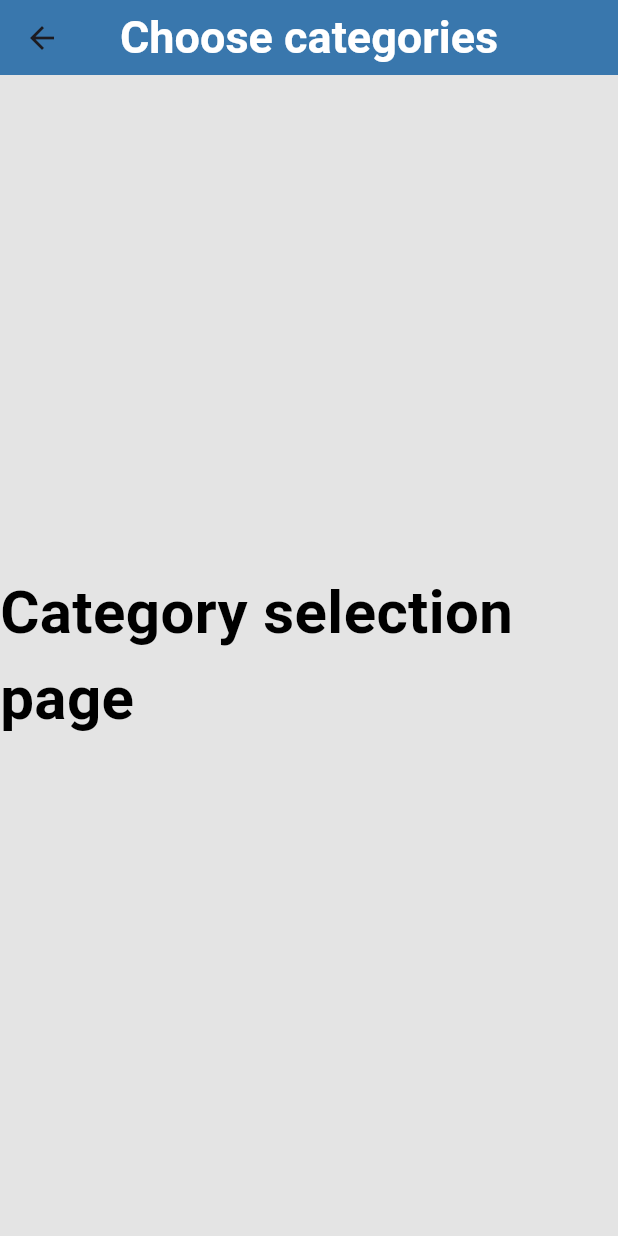
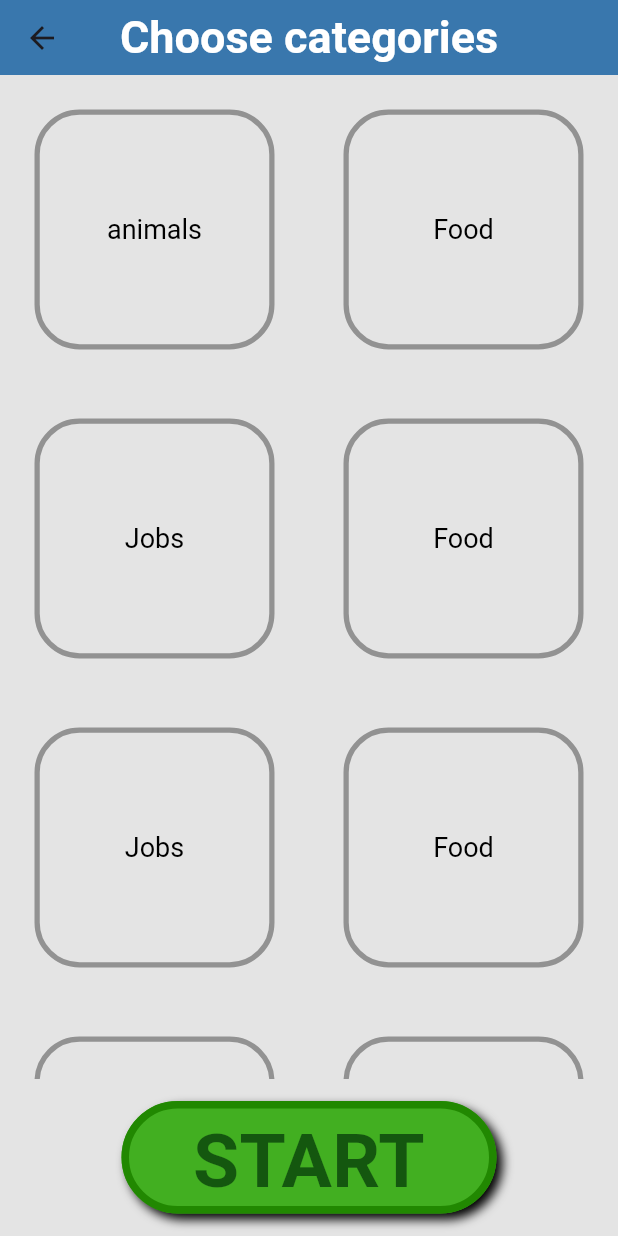
Before and after one commit to karas3/Flutter-Imposter-game, a Flutter app: the screen it shows after launch, item 2 of the bottom bar chosen, after a tap on the "close" icon, after a tap on "START", on a phone screen of 412 x 824 dp. Run offline on Flutter 3.47's test engine with Material 3 defaults, Android fonts, the phone set to English and light mode, and no system bars.

Commit message:
Added category selection page

```diff
--- a/lib/src/UIElements/customBottomNavigationBar.dart
+++ b/lib/src/UIElements/customBottomNavigationBar.dart
@@ -17,6 +17,9 @@ class _CustomBottomNavigationBarState extends State<CustomBottomNavigationBar> {
   @override
   Widget build(BuildContext context) {
     return BottomNavigationBar(
+      selectedFontSize: 16,
+      unselectedFontSize: 12,
+      selectedItemColor: Colors.blueAccent,
       currentIndex: widget.selectedIndex,
         onTap: (index) {
             widget.pageController.animateToPage(
--- /dev/null
+++ b/lib/src/categorySelection/categorySelection.dart
@@ -0,0 +1,60 @@
+class Category {
+  final int _id;
+  final String _name;
+  bool _selected = false;
+  List<String> _words;
+  List<String> _hints;
+
+  Category(
+    this._id,
+    this._name,
+    this._words,
+    this._hints,
+  );
+
+//==================================    getters   ==================================
+  String getName() {
+    return this._name;
+  }
+  int getId() {
+    return this._id;
+  }
+  bool getSelected() {
+    return this._selected;
+  }
+
+//==================================    setters  ==================================
+  void setSelected(bool selected) {
+    _selected = selected;
+  }
+}
+
+List<Category> categories = [
+  Category(1, "animals",
+    ["Elephant", "Dog", "Cat", "Fly", "Frog", "Ant", "Fish", "Whale", "Lion", "Horse", "Shark", "Tiger", "Monkey", "Lizard", "Snake"],
+    ["Big", "Friend", "Friend", "Annoying", "Swamp", "Small", "Water", "Water", "King", "Fast", "blood", "Stripes", "human", "Dragon", "Poison"]),
+  Category(2, "Food",
+    [],
+    []),
+  Category(3, "Jobs",
+    [],
+    []),
+  Category(4, "Food",
+    [],
+    []),
+  Category(5, "Jobs",
+    [],
+    []),
+  Category(6, "Food",
+    [],
+    []),
+  Category(7, "Jobs",
+    [],
+    []),
+  Category(8, "Food",
+    [],
+    []),
+  Category(9, "Jobs",
+    [],
+    []),
+];
--- /dev/null
+++ b/lib/src/categorySelection/categorySelectionPage.dart
@@ -0,0 +1,47 @@
+import 'package:flutter/material.dart';
+
+import '../UIElements/customAppBar.dart';
+import 'categorySelection.dart';
+import 'categorySelectionUI.dart';
+import '../lobby/lobbyUI.dart' show StartButton;
+
+
+class CategorySelectionPage extends StatefulWidget {
+  const CategorySelectionPage({super.key});
+
+  @override
+  State<CategorySelectionPage> createState() => _CategorySelectionPageState();
+}
+
+class _CategorySelectionPageState extends State<CategorySelectionPage> {
+  @override
+  Widget build(BuildContext context) {
+    return Scaffold(
+      appBar: CustomAppBar(title: "Choose categories"),
+
+      body: Column(
+        children: [
+          Flexible(
+            child: GridView.count(
+              crossAxisCount: 2,  // 2 columns
+              children: List.generate(categories.length, (index) {  // Generate 100 widgets that display their index in the list.
+                return Center(
+                  child: CategoryButton(
+                    category: categories[index].getName(),
+                    selected: categories[index].getSelected(),
+                    setSelectedCallback: () {
+                      setState(() {
+                        categories[index].getSelected() ? categories[index].setSelected(false) : categories[index].setSelected(true);
+                      });
+                    },
+                  ),
+                );
+              }),
+            ),
+          ),
+          StartButton(nextPage: CategorySelectionPage())  //For now placeholder which routes to itself
+        ],
+      ),
+    );
+  }
+}
--- /dev/null
+++ b/lib/src/categorySelection/categorySelectionUI.dart
@@ -0,0 +1,58 @@
+import 'package:flutter/material.dart';
+
+class CategoryButton extends StatefulWidget {
+  final String category;
+  final Function setSelectedCallback;
+  final bool selected;
+
+  const CategoryButton({
+    required this.category,
+    required this.setSelectedCallback,
+    required this.selected,
+  });
+
+  @override
+  State<CategoryButton> createState() => _categoryButtonState();
+}
+
+class _categoryButtonState extends State<CategoryButton> {
+  final double size = 170;
+
+  @override
+  Widget build(BuildContext context) {
+    return AnimatedContainer(
+      duration: Duration(milliseconds: 300),
+      curve: Curves.easeInOut,                     // animation curve
+      width: widget.selected ? size : size - 10,                  // animated width
+      height: widget.selected ? size : size - 10,
+      decoration: BoxDecoration(
+        color: widget.selected ? Color.fromARGB(101, 0, 174, 255) : Colors.transparent,
+        borderRadius: BorderRadius.all(Radius.circular(30)),
+        border: Border.all(
+            color: widget.selected ? const Color.fromARGB(255, 34, 116, 141) :  Color.fromARGB(255, 146, 146, 146),
+            width: 3.5,
+        ),
+      ),
+
+      child: TextButton(
+        onPressed: () {
+          widget.setSelectedCallback();
+        },
+        style: ButtonStyle(
+          overlayColor: WidgetStatePropertyAll(Colors.transparent),   // Deletes ugly purple circle which displays for a moment after button is clicked
+        ),
+        child: AnimatedDefaultTextStyle(
+          duration: Duration(milliseconds: 300),
+          curve: Curves.easeInOut,
+          style: TextStyle(
+            fontSize: widget.selected ? 20 : 18,
+          ),
+          child: Text(
+            widget.category,
+            style: TextStyle(color: Color.fromARGB(255, 0, 0, 0)),
+          ),
+        ),
+      ),
+    );
+  }
+}
--- a/lib/src/categorySelectionPage.dart
+++ /dev/null
@@ -1,26 +0,0 @@
-import 'package:flutter/material.dart';
-
-import 'UIElements/customAppBar.dart';
-
-class CategorySelectionPage extends StatefulWidget {
-  const CategorySelectionPage({super.key});
-
-  @override
-  State<CategorySelectionPage> createState() => _CategorySelectionPageState();
-}
-
-class _CategorySelectionPageState extends State<CategorySelectionPage> {
-  @override
-  Widget build(BuildContext context) {
-    return Scaffold(
-      appBar: CustomAppBar(title: "Choose categories"),
-
-      body: Center(
-        child: Text(
-          "Category selection page",
-          style: TextStyle(fontSize: 40, fontWeight: FontWeight.bold, color: Color.fromARGB(255, 0, 0, 0)),
-        ),
-      ),
-    );
-  }
-}
--- a/lib/src/lobby/lobby.dart
+++ b/lib/src/lobby/lobby.dart
@@ -26,7 +26,6 @@ class Lobby{
   }
 
 
-
   getPlayer(int index) {            // used to display list
     return _playerList[index];
   }
--- a/lib/src/lobby/lobbyPage.dart
+++ b/lib/src/lobby/lobbyPage.dart
@@ -3,6 +3,7 @@ import 'package:flutter/material.dart';
 import 'lobbyUI.dart';
 import 'lobby.dart';
 import '../UIElements/customAppBar.dart';
+import '../categorySelection/categorySelectionPage.dart';
 
 class Lobbypage extends StatefulWidget {
   final Lobby lobby;  //needs to be defined in main so data doesn't get wiped out while switching between pages in bottom navigation bar
@@ -35,10 +36,10 @@ class _LobbypageState extends State<Lobbypage> {
                     return LobbyPlayerInputTile(
                       controller: player.getController(),
                       color:  player.getColor(),
-                      id: index,                          //id for later removal
-                      removeCallbackFunction: (int id) {  //callback to rebuild the scene and delete one of input tiles
+                      id: index,                          //id
+                      removeCallbackFunction: () {  //callback to rebuild the scene and delete one of input tiles
                         setState(() {
-                          widget.lobby.removePlayer(id);
+                          widget.lobby.removePlayer(index);
                         });
                       },
                     );
@@ -58,7 +59,7 @@ class _LobbypageState extends State<Lobbypage> {
               ),
             ),
 
-            StartButton(),
+            StartButton(nextPage: CategorySelectionPage(),),
           ],
         ),
       ),
--- a/lib/src/lobby/lobbyUI.dart
+++ b/lib/src/lobby/lobbyUI.dart
@@ -1,5 +1,4 @@
 import 'package:flutter/material.dart';
-import '../categorySelectionPage.dart';
 
 class LobbyPlayerInputTile extends StatefulWidget {
   final Function removeCallbackFunction;
@@ -71,7 +70,7 @@ class LobbyPlayerInputTileState extends State<LobbyPlayerInputTile> {
 //==================================    Delete button   ==================================
                 OutlinedButton(
                   onPressed: () {
-                    widget.removeCallbackFunction(widget.id);
+                    widget.removeCallbackFunction();
                   },
                   style: ButtonStyle(
                     minimumSize: WidgetStatePropertyAll(Size.zero),
@@ -117,25 +116,38 @@ class AddPlayerButton extends StatelessWidget {
         side: WidgetStatePropertyAll(BorderSide(                                                                // set border width and color
           width: 3.5,
           color: Color.fromARGB(52, 0, 0, 0),
-          )),
+        )),
       ),
       child: Icon(
         Icons.add,
         color: Colors.grey,
         size: 75,
-        ),
+      ),
     );
   }
 }
 
 //==================================    Start button (Green at bottom of page)   ==================================
-class StartButton extends StatelessWidget {
+class StartButton extends StatefulWidget {
+  final Widget nextPage;
+
+  StartButton({
+    required this.nextPage,
+  });
+
+  @override
+  State<StartButton> createState() => _StartButtonState();
+}
+
+class _StartButtonState extends State<StartButton> {
+  final borderRadius = 50.0;
+
   @override
   Widget build(BuildContext context) {
     return Container(
       margin: EdgeInsets.only(bottom: 15, top: 15),  // move button a little bit from bottom of page
       decoration: BoxDecoration(
-        borderRadius: BorderRadius.circular(10),
+        borderRadius: BorderRadius.circular(borderRadius),
         boxShadow: [
           BoxShadow(
             color: const Color.fromARGB(255, 0, 0, 0),
@@ -151,14 +163,14 @@ class StartButton extends StatelessWidget {
           Navigator.push(
             context,
             MaterialPageRoute(
-              builder: (context) => CategorySelectionPage(),
+              builder: (context) => widget.nextPage,
             ),
           );
         },
         style: ButtonStyle(
           fixedSize: WidgetStatePropertyAll(const Size(250, 75)),
           backgroundColor: WidgetStatePropertyAll(const Color.fromARGB(255, 66, 175, 33)),
-          shape: WidgetStatePropertyAll(RoundedRectangleBorder(borderRadius: BorderRadius.circular(10.0))),
+          shape: WidgetStatePropertyAll(RoundedRectangleBorder(borderRadius: BorderRadius.circular(borderRadius))),
           side: WidgetStatePropertyAll(BorderSide(                                                                // set border width and color
             width: 5,
             color: Color.fromARGB(255, 33, 136, 1),
--- a/lib/src/pre_sets.dart
+++ /dev/null
@@ -1,10 +0,0 @@
-import 'dart:math';
-
-class PreSets {
-  final _animalsPreSet = ["Elephant", "Dog", "Cat", "Fly", "Frog", "Ant", "Fish", "Whale", "Lion", "Horse", "Shark", "Tiger", "Monkey", "Lizard", "Snake"];
-
-  String getRandomAnimal() {
-    var index = Random().nextInt(_animalsPreSet.length);
-    return _animalsPreSet[index];
-  }
-}
```
